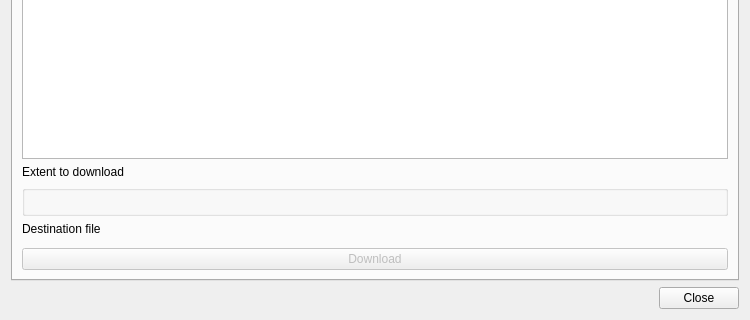
Before: the Qt Designer form guided_offline_editing_dialog_base.ui in ygversil/qgis-guided-offline-editing, drawn with Qt 5; both pictures show x 0 to 750 and y 240 to 560 of the 750 by 560 pixel window.
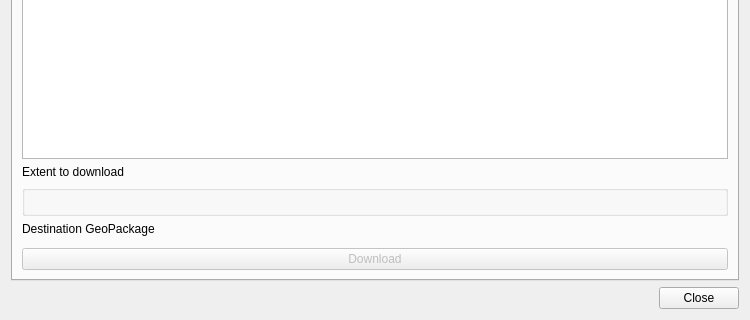
After: the same form once the commit is applied. Icons and pictures are not drawn. Custom widgets are drawn as their Qt base class.

Commit message:
Change label file -> GeoPackage
To insist: destination file must be a GeoPackage.

```diff
--- a/guided_offline_editing_dialog_base.ui
+++ b/guided_offline_editing_dialog_base.ui
@@ -71,7 +71,7 @@
        <item>
         <widget class="QLabel" name="pgProjectDestFileLabel">
          <property name="text">
-          <string>Destination file</string>
+          <string>Destination GeoPackage</string>
          </property>
         </widget>
        </item>
```
The commit also changes 1 other file.
